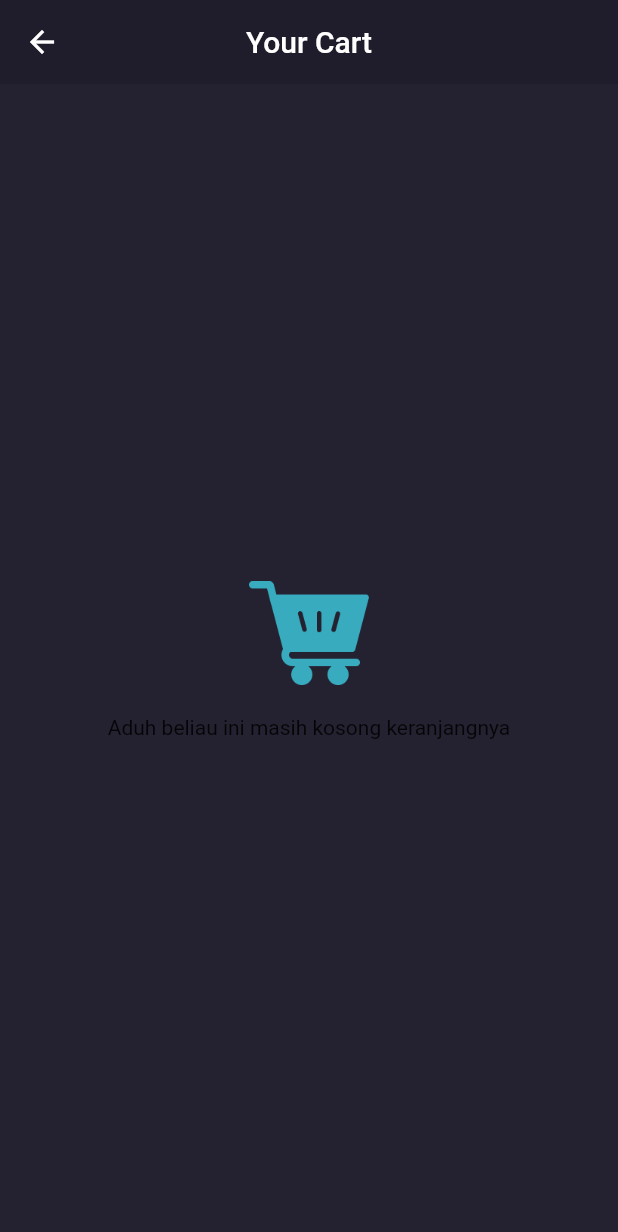
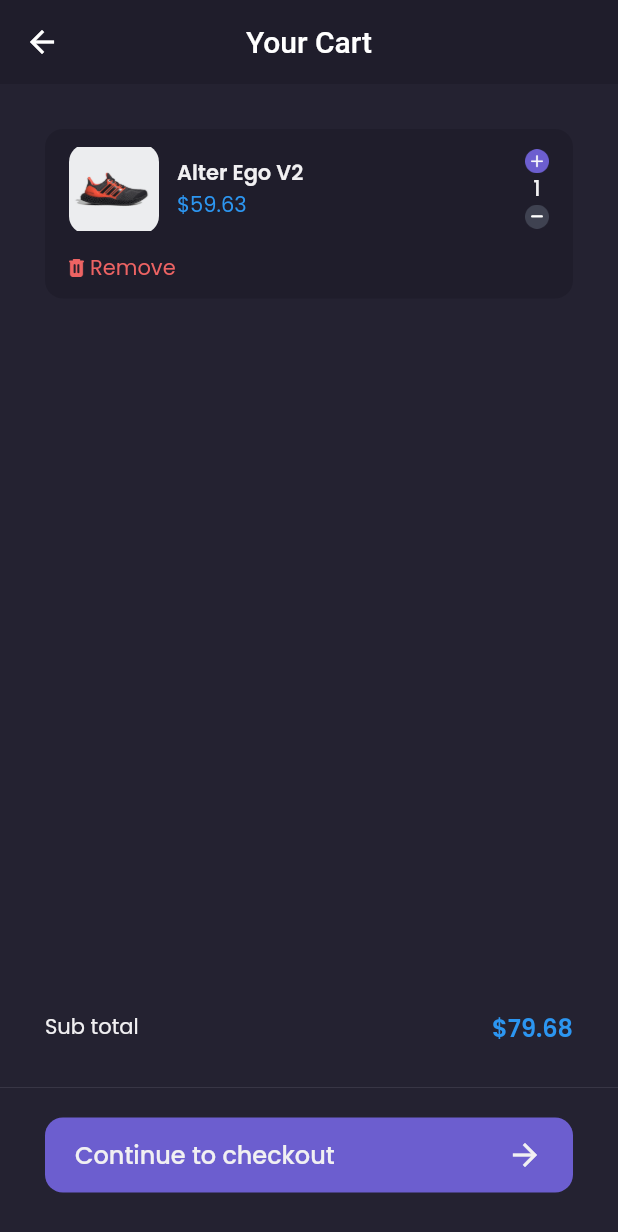
Before and after one commit to rezawahyuadinata/e-commerce-baju, a Flutter app: the CartPage screen opened by its route, on a phone screen of 412 x 824 dp. Shown: the top 1232 px of the screen. Run offline on Flutter 3.47's test engine with Material 2 defaults, Android fonts, the phone set to English and light mode, and no system bars; our stand-ins replace carousel_slider, google_fonts.

Commit message:
tampilan sudah clear belum dinamis

```diff
--- a/lib/main.dart
+++ b/lib/main.dart
@@ -7,6 +7,8 @@ import 'package:frontend/pages/home/Widget/help_widget.dart';
 import 'package:frontend/pages/home/Widget/hukum_widget.dart';
 import 'package:frontend/pages/home/Widget/pesanan_widget.dart';
 import 'package:frontend/pages/home/cart_page.dart';
+import 'package:frontend/pages/home/checkout_page.dart';
+import 'package:frontend/pages/home/checkout_success_page.dart';
 import 'package:frontend/pages/home/detail_chat_page.dart';
 import 'package:frontend/pages/home/main_page.dart';
 import 'package:frontend/pages/home/produk_page.dart';
@@ -35,6 +37,8 @@ class MyApp extends StatelessWidget {
         '/term': (context) => TermProfilePage(),
         '/product': (context) => ProductPage(),
         '/cart': (context) => CartPage(),
+        '/checkout': (context) => CheckoutPage(),
+        '/checkout-success': (context) => CheckoutSuccessPage(),
       },
     );
   }
--- /dev/null
+++ b/lib/pages/home/Widget/cart_card_widget.dart
@@ -0,0 +1,96 @@
+import 'package:flutter/material.dart';
+import 'package:frontend/theme.dart';
+
+class CartCardWidget extends StatelessWidget {
+  const CartCardWidget({super.key});
+
+  @override
+  Widget build(BuildContext context) {
+    return Container(
+      margin: EdgeInsets.only(
+        top: defaultMargin,
+        left: defaultMargin,
+        right: defaultMargin,
+      ),
+      padding: EdgeInsets.symmetric(
+        horizontal: 16,
+        vertical: 10,
+      ),
+      decoration: BoxDecoration(
+        color: backgroundColor1,
+        borderRadius: BorderRadius.circular(12),
+      ),
+      child: Column(
+        children: [
+          Row(
+            children: [
+              Container(
+                width: 60,
+                height: 60,
+                decoration: BoxDecoration(
+                  borderRadius: BorderRadius.circular(12),
+                  image: DecorationImage(
+                    image: AssetImage('assets/images/image_shoes.png'),
+                  ),
+                ),
+              ),
+              SizedBox(
+                width: 12,
+              ),
+              Expanded(
+                child: Column(
+                  crossAxisAlignment: CrossAxisAlignment.start,
+                  children: [
+                    Text(
+                      'Alter Ego V2',
+                      style: primaryTextStyle.copyWith(fontWeight: semiBold),
+                    ),
+                    Text(
+                      '\$59.63',
+                      style: priceTextStyle,
+                    ),
+                  ],
+                ),
+              ),
+              Column(
+                mainAxisAlignment: MainAxisAlignment.spaceBetween,
+                children: [
+                  Image.asset(
+                    'assets/icons/button_add.png',
+                    width: 16,
+                  ),
+                  Text(
+                    '1',
+                    style: primaryTextStyle.copyWith(fontWeight: medium),
+                  ),
+                  Image.asset(
+                    'assets/icons/button_min.png',
+                    width: 16,
+                  ),
+                ],
+              )
+            ],
+          ),
+          SizedBox(
+            height: 12,
+          ),
+          Row(
+            children: [
+              Image.asset(
+                'assets/icons/icon_remove.png',
+                width: 10,
+              ),
+              SizedBox(
+                width: 4,
+              ),
+              Text(
+                'Remove',
+                style: alertTextStyle,
+              )
+            ],
+          ),
+        ],
+      ),
+    );
+  }
+}
--- a/lib/pages/home/cart_page.dart
+++ b/lib/pages/home/cart_page.dart
@@ -1,4 +1,5 @@
 import 'package:flutter/material.dart';
+import 'package:frontend/pages/home/Widget/cart_card_widget.dart';
 import 'package:frontend/theme.dart';
 
 class CartPage extends StatelessWidget {
@@ -22,7 +23,124 @@ class CartPage extends StatelessWidget {
             SizedBox(
               height: 20,
             ),
-            Text('Aduh beliau ini masih kosong keranjangnya')
+            Container(
+              padding: EdgeInsets.symmetric(horizontal: defaultMargin),
+              child: Text(
+                'Aduh beliau ini masih kosong keranjangnya',
+                style: primaryTextStyle.copyWith(
+                  fontSize: 16,
+                  fontWeight: medium,
+                ),
+              ),
+            ),
+            SizedBox(
+              height: 12,
+            ),
+            Text(
+              'carilah beberapa barang :)',
+              style: secondaryTextStyle,
+            ),
+            Container(
+              width: 154,
+              height: 44,
+              margin: EdgeInsets.only(
+                top: 20,
+              ),
+              child: TextButton(
+                  onPressed: () {
+                    Navigator.pushNamedAndRemoveUntil(
+                        context, '/home', (route) => false);
+                  },
+                  style: TextButton.styleFrom(
+                    backgroundColor: primaryColor,
+                    shape: RoundedRectangleBorder(
+                      borderRadius: BorderRadius.circular(12),
+                    ),
+                  ),
+                  child: Text(
+                    'Explore Store',
+                    style: primaryTextStyle.copyWith(
+                        fontSize: 16, fontWeight: medium),
+                  )),
+            ),
+          ],
+        ),
+      );
+    }
+
+    Widget content() {
+      return ListView(
+        children: [
+          CartCardWidget(),
+        ],
+      );
+    }
+
+    Widget customNavbarButton() {
+      return SizedBox(
+        height: 180,
+        child: Column(
+          mainAxisAlignment: MainAxisAlignment.center,
+          children: [
+            Container(
+              margin: EdgeInsets.symmetric(horizontal: defaultMargin),
+              child: Row(
+                mainAxisAlignment: MainAxisAlignment.spaceBetween,
+                children: [
+                  Text(
+                    'Sub total',
+                    style: primaryTextStyle,
+                  ),
+                  Text(
+                    '\$79.68',
+                    style: priceTextStyle.copyWith(
+                        fontSize: 16, fontWeight: semiBold),
+                  )
+                ],
+              ),
+            ),
+            SizedBox(
+              height: 20,
+            ),
+            Divider(
+              thickness: 0.3,
+              color: subtitleColor,
+            ),
+            SizedBox(
+              height: 12,
+            ),
+            Center(
+              child: Container(
+                height: 50,
+                margin: EdgeInsets.symmetric(horizontal: defaultMargin),
+                child: TextButton(
+                  onPressed: () {
+                    Navigator.pushNamed(context, '/checkout');
+                  },
+                  style: TextButton.styleFrom(
+                    backgroundColor: primaryColor,
+                    padding: EdgeInsets.symmetric(horizontal: 20),
+                    shape: RoundedRectangleBorder(
+                      borderRadius: BorderRadius.circular(12),
+                    ),
+                  ),
+                  child: Row(
+                    mainAxisAlignment: MainAxisAlignment.spaceBetween,
+                    children: [
+                      Text(
+                        'Continue to checkout',
+                        style: primaryTextStyle.copyWith(
+                            fontSize: 16, fontWeight: medium),
+                      ),
+                      Icon(
+                        Icons.arrow_forward,
+                        color: primaryTextColor,
+                      )
+                    ],
+                  ),
+                ),
+              ),
+            )
           ],
         ),
       );
@@ -31,7 +149,9 @@ class CartPage extends StatelessWidget {
     return Scaffold(
       backgroundColor: backgroundColor3,
       appBar: header(),
-      body: emptyCart(),
+      // body: emptyCart(),
+      body: content(),
+      bottomNavigationBar: customNavbarButton(),
     );
   }
 }
```
Also changed, not shown: lib/pages/home/Widget/checkout_card_widget.dart (added, +59 -0 lines), lib/pages/home/checkout_page.dart (added, +252 -0 lines), lib/pages/home/checkout_success_page.dart (added, +102 -0 lines), 1 other file.
